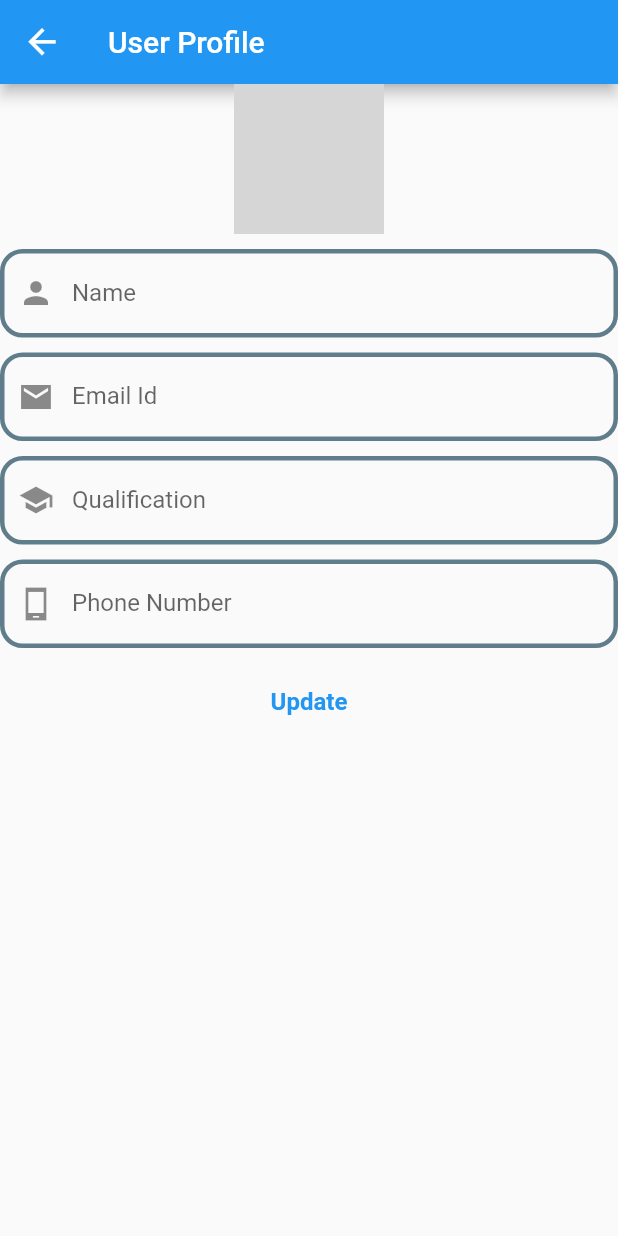
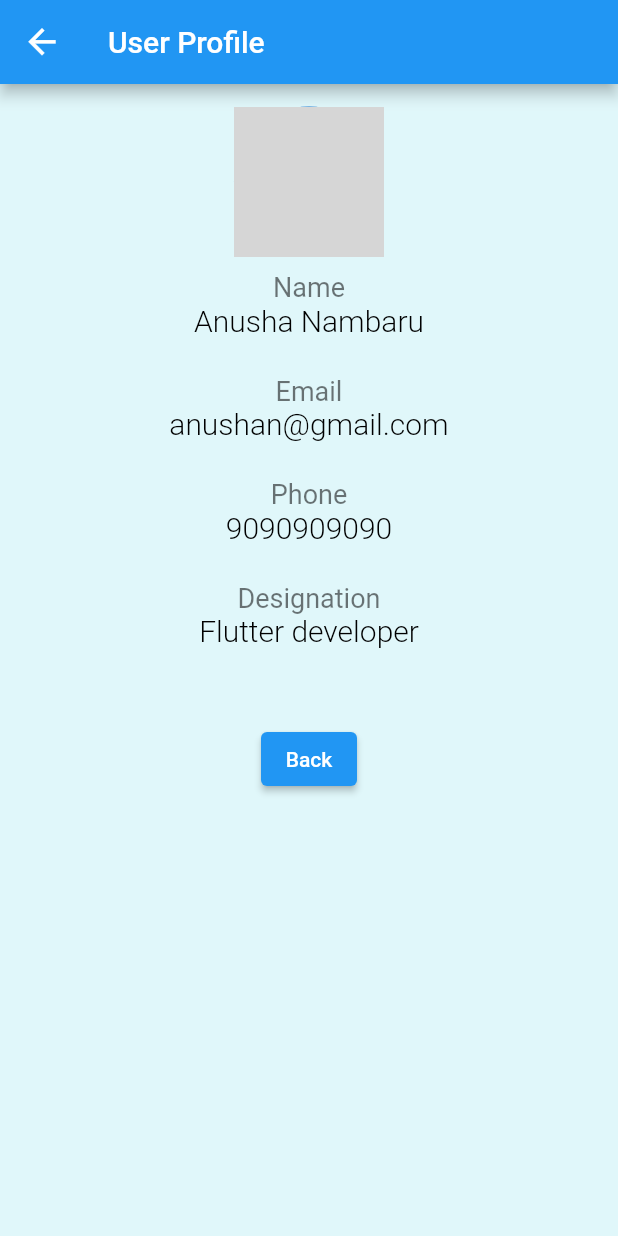
Before and after one commit to Anushanambaru/Job_finder-repo, a Flutter app: the ProfilePage screen opened directly, on a phone screen of 412 x 824 dp. Run offline on Flutter 3.47's test engine with Material 2 defaults, Android fonts, the phone set to English and light mode, and no system bars; our stand-ins replace cloud_firestore, firebase_auth, firebase_core, firebase_database, firebase_messaging, google_sign_in and 1 more; accounts and stored records are empty; network calls fail; grey boxes are pictures that could not be loaded.

Commit message:
anusha branch

```diff
--- /dev/null
+++ b/lib/helper_functions/helper_function.dart
@@ -0,0 +1,32 @@
+import 'package:flutter/material.dart';
+import 'package:shared_preferences/shared_preferences.dart';
+
+class HelperFunctions {
+//keys
+  static String userLoggedInKey = "LOGGEDINKEY";
+  static String userNameKey = "USERNAMEKEY";
+  static String userEmailKey = "USEREMAILKEY";
+
+
+// saving the data to SF
+  static Future<bool> saveUserLoggedInStatus(bool isUserLoggedIn) async {
+    SharedPreferences sf = await SharedPreferences.getInstance();
+    return await sf.setBool(userLoggedInKey, isUserLoggedIn);
+  }
+
+  static Future<bool> saveUserNameSF(String userName) async {
+    SharedPreferences sf = await SharedPreferences.getInstance();
+    return await sf.setString(userNameKey, userName);
+  }
+
+  static Future<bool> saveUserEmailSF(String userEmail) async {
+    SharedPreferences sf = await SharedPreferences.getInstance();
+    return await sf.setString(userEmailKey, userEmail);
+  }
+
+  // getting the data from SF
+  static Future<bool?> getUserLoggedInStatus() async {
+    SharedPreferences sf = await SharedPreferences.getInstance();
+    return sf.getBool(userLoggedInKey);
+  }
+}
--- a/lib/main.dart
+++ b/lib/main.dart
@@ -1,24 +1,53 @@
 import 'package:firebase_core/firebase_core.dart';
 import 'package:flutter/material.dart';
+import 'package:job_finder/screens/home/home.dart';
 import 'package:job_finder/screens/home/splash_screen.dart';
+import 'helper_functions/helper_function.dart';
 
 
 Future main() async{
   WidgetsFlutterBinding.ensureInitialized();
     var fire = await Firebase.initializeApp();
   print("Rehaman Test : $fire");
-  runApp(const JobFinder()
+  runApp( JobFinder()
   );
 }
 
 
-class JobFinder extends StatelessWidget {
+class JobFinder extends StatefulWidget {
   const JobFinder({Key? key}) : super(key: key);
+
+  @override
+  State<JobFinder> createState() => _JobFinderState();
+}
+
+class _JobFinderState extends State<JobFinder> {
+  bool _isSignedIn = false;
+
+  @override
+  void initState() {
+    super.initState();
+    getUserLoggedInStatus();
+  }
+
+  getUserLoggedInStatus() async {
+    await HelperFunctions.getUserLoggedInStatus().then((value) {
+      if (value != null) {
+        setState(() {
+          _isSignedIn = value;
+
+        }
+        );
+      }
+    }
+    );
+  }
+
   @override
   Widget build(BuildContext context) {
-    return const MaterialApp(
+    return  MaterialApp(
       debugShowCheckedModeBanner: false,
-      home: SplashPage(),
+      home: _isSignedIn ? const JobsGrid() : const SplashPage(),
     );
   }
 }
--- a/lib/screens/home/sucess.dart
+++ b/lib/screens/home/sucess.dart
@@ -1,5 +1,6 @@
 import 'package:flutter/material.dart';
 import 'package:job_finder/screens/home/home.dart';
+import 'package:job_finder/screens/home/widgets/notificationpage.dart';
 
 class SucessPage extends StatefulWidget {
 
@@ -27,7 +28,7 @@ class _SucessPageState extends State<SucessPage> {
           SizedBox(height: 32),
           ElevatedButton(
             onPressed: () {
-              Navigator.push(context, MaterialPageRoute(builder: (context)=> JobsGrid()));
+              Navigator.push(context, MaterialPageRoute(builder: (context)=> NotificationPage(buttonValue: "Applied For the Job!")));
             },
             child: Text('Back to Jobs List'),
           )
--- a/lib/screens/home/widgets/contact.dart
+++ b/lib/screens/home/widgets/contact.dart
@@ -25,7 +25,7 @@ class _ContactInfoPageState extends State<ContactInfoPage> {
                 fontSize: 18.0, color: Colors.blueGrey,
               ),
             ),
-            const Text('JOB FINDER', style: TextStyle(fontWeight: FontWeight.w900, fontSize: 20, color: Colors.blueAccent),),
+            const Text('JOB FINDER', style: TextStyle(fontWeight: FontWeight.w300, fontSize: 20, color: Colors.black),),
             SizedBox(height: 25.0),
             const Text(
               'Email',
@@ -43,7 +43,7 @@ class _ContactInfoPageState extends State<ContactInfoPage> {
                 fontSize: 18.0, color: Colors.blueGrey,
               ),
             ),
-            const Text('0401234567', style: TextStyle(fontWeight: FontWeight.w900, fontSize: 20, color: Colors.black)),
+            const Text('0401234567', style: TextStyle(fontWeight: FontWeight.w300, fontSize: 20, color: Colors.black)),
             SizedBox(height: 25.0),
 
                 const Text(
--- a/lib/screens/home/widgets/profile.dart
+++ b/lib/screens/home/widgets/profile.dart
@@ -1,23 +1,23 @@
-import 'package:cloud_firestore/cloud_firestore.dart';
+
 import 'package:firebase_auth/firebase_auth.dart';
-import 'package:firebase_core/firebase_core.dart';
 import 'package:flutter/material.dart';
-import 'package:firebase_database/firebase_database.dart';
 import 'package:job_finder/screens/home/home.dart';
 
 class ProfilePage extends StatefulWidget {
-  //final String? name;
- // final String? emails;
+ // final String? name;
+ //  final String? emails;
   final String profileImageUrl;
-  //final String qualification;
-  //final String Phone;
+ //  final String qualification;
+ //  final String phone;
+ // final String role;
 
 ProfilePage({
-  //    this.name,
-  //  this.emails,
-  //  this.qualification,
-  // this.Phone,
+  //  required this.name,
+  // required this.emails,
+  // required this.qualification,
+  // required this.phone,
   required this.profileImageUrl,
+  // required this.role,
   });
 
   @override
@@ -25,20 +25,28 @@ ProfilePage({
 }
 
 class _ProfilePageState extends State<ProfilePage> {
- final databaseRef = FirebaseDatabase.instance.ref();
- TextEditingController names = TextEditingController();
- TextEditingController email = TextEditingController();
- TextEditingController qualification = TextEditingController();
- TextEditingController Phone_Number = TextEditingController();
+  // final TextEditingController _controllerName=TextEditingController();
+  // final TextEditingController  _controllerQualification =TextEditingController();
+  // final TextEditingController _controllerRole =TextEditingController();
+  // final TextEditingController _controllerPhone=TextEditingController();
+  // final TextEditingController _controllerEmail=TextEditingController();
 
 
-   @override
+
+
+ // GlobalKey<FormState> key=GlobalKey();
+
+ //CollectionReference _reference= FirebaseFirestore.instance.collection('Profile');
+
+ String? useremail;
+ String? name;
+  @override
   void initState() {
     // TODO: implement initState
     super.initState();
     getEmail();
 
-   }
+  }
 
 
   @override
@@ -46,13 +54,14 @@ class _ProfilePageState extends State<ProfilePage> {
 
     return SafeArea(
         child: Scaffold(
+          backgroundColor: Colors.cyan[50],
           appBar: AppBar(
-            title: Text('User Profile'),
+            title: const Text('User Profile'),
             leading: IconButton(
               onPressed: () {
                 Navigator.push(
                   context,
-                  MaterialPageRoute(builder: (context) => JobsGrid()),
+                  MaterialPageRoute(builder: (context) => const JobsGrid()),
                 );
                 //action coe when button is pressed
               },
@@ -68,6 +77,7 @@ class _ProfilePageState extends State<ProfilePage> {
           mainAxisAlignment: MainAxisAlignment.start,
           crossAxisAlignment: CrossAxisAlignment.center,
           children: [
+            const SizedBox(height: 15,),
             CircleAvatar(
               backgroundImage: NetworkImage(widget.profileImageUrl),
               radius: 50,
@@ -80,74 +90,65 @@ class _ProfilePageState extends State<ProfilePage> {
             //   widget.Phone,
             //   style: TextStyle(fontSize: 16),
             // ),
-      SizedBox (height: 10),
+      const SizedBox (height: 10),
       Column(
-      crossAxisAlignment: CrossAxisAlignment.stretch,
-      children: <Widget> [
-        TextField(
-           controller: names,
-          decoration: InputDecoration(labelText: 'Name',
-              prefixIcon: Icon(Icons.person),
-              border: myInputBorder(),
-            enabledBorder: myInputBorder(),
-            focusedBorder: myFocusBorder()
+      crossAxisAlignment: CrossAxisAlignment.center,
 
-          ),
-        ),
-        SizedBox(height: 10),
+          children: <Widget> [
+            const Text(
+              'Name',
+              style: TextStyle(
+                fontWeight: FontWeight.normal,
+                fontSize: 18.0, color: Colors.black54,
+              ),
+            ),
+             const Text(
+                'Anusha Nambaru',  style: TextStyle(fontWeight: FontWeight.w300, fontSize: 20, color: Colors.black)),
+            const SizedBox(height: 25.0),
+            const Text(
+              'Email',
+              style: TextStyle(
+                fontWeight: FontWeight.normal,
+                fontSize: 18.0, color: Colors.black54,
+              ),
+            ),
+            const Text('anushan@gmail.com', style: TextStyle(fontWeight: FontWeight.w300, fontSize: 20, color: Colors.black)),
+            const SizedBox(height: 25.0),
+            const Text(
+              'Phone',
+              style: TextStyle(
+                fontWeight: FontWeight.normal,
+                fontSize: 18.0, color: Colors.black54,
+              ),
+            ),
+            const Text('9090909090', style: TextStyle(fontWeight: FontWeight.w300, fontSize: 20, color: Colors.black)),
+            const SizedBox(height: 25.0),
 
-        TextField(
-          controller: email,
-          decoration: InputDecoration(labelText: 'Email Id',
-            prefixIcon: Icon(Icons.email_sharp),
-            border: myInputBorder(),
-            enabledBorder: myInputBorder(),
-            focusedBorder: myFocusBorder(),
-          ),
-        ),
-        SizedBox(height: 10),
+            const Text(
+              'Designation',
+              style: TextStyle(
+                fontWeight: FontWeight.normal,
+                fontSize: 18.0, color: Colors.black54,
+              ),
+            ),
+            const Text('Flutter developer', style: TextStyle(fontWeight: FontWeight.w300, fontSize: 20, color: Colors.black)),
 
-        TextField(
-          controller: qualification,
-          decoration: InputDecoration(labelText: 'Qualification',
-            prefixIcon: Icon(Icons.school_sharp),
-            border: myInputBorder(),
-            enabledBorder: myInputBorder(),
-            focusedBorder: myFocusBorder(),
-          ),
-        ),
-        const SizedBox(height: 10),
+            const SizedBox(height: 50.0),
+            ElevatedButton(
+              onPressed: () {
+                Navigator.pushReplacement(
+                    context, MaterialPageRoute(builder: (context) => const JobsGrid()));
+              },
+              child: const Text('Back'),
 
-        TextField(
-          controller: Phone_Number,
-          decoration: InputDecoration(labelText: 'Phone Number',
-            prefixIcon: Icon(Icons.phone_android_sharp),
-            border: myInputBorder(),
-            enabledBorder: myInputBorder(),
-            focusedBorder: myFocusBorder(),
-          ),
-        ),
-        const SizedBox(height: 12.0),
+            ),
+          ],
 
-        TextButton(
-          onPressed: () async {
-            final commentsUpdateData = createCommentsRecordData(
-             comment1: _ProfilePageState.textController.text,
-            );
-            await buttonCommentsRecord.reference.update(commentsUpdateData);
-            context.pop();
-            },
-
-          child: const Text('Update', style:
-          TextStyle(fontSize: 16, fontWeight: FontWeight.w600),
-          ),
-        ),
-          ],
-        ),
-      ],
-    ),
-      )
-      ),
+    )
+          ]
+          )
+    )
+    )
         ),
     );
   }
@@ -155,28 +156,7 @@ class _ProfilePageState extends State<ProfilePage> {
   getEmail()async{
     var myemail = await  FirebaseAuth.instance.currentUser!.email;
 
-    email.text = myemail!;
-
     print('Test : $myemail');
   }
 
-  OutlineInputBorder myInputBorder(){
-    return const OutlineInputBorder(
-        borderRadius:BorderRadius.all(Radius.circular(15)),
-    borderSide: BorderSide(
-      color: Colors.blueGrey,
-      width: 3,
-    ),
-    );
-  }
-
-  OutlineInputBorder myFocusBorder() {
-    return const OutlineInputBorder(
-        borderRadius: BorderRadius.all(Radius.circular(5)),
-        borderSide: BorderSide(
-          color: Colors.blue,
-          width: 3,
-        ));
-  }
-
 }
--- a/lib/screens/home/widgets/sample.dart
+++ b/lib/screens/home/widgets/sample.dart
@@ -25,7 +25,7 @@ class _SamplePageState extends State<SamplePage> {
           actions: [IconButton(
             onPressed: () {
               Navigator.push(
-                context, MaterialPageRoute(builder: (context) => Dashboard()),);
+                context, MaterialPageRoute(builder: (context) => NotificationPage(buttonValue: '',)),);
               //action coe when button is pressed
             },
             icon: const Icon(Icons.notifications_active_outlined, size: 27,),
--- a/pubspec.yaml
+++ b/pubspec.yaml
@@ -129,6 +129,12 @@ dependencies:
   firebase_auth: ^4.3.0
   cloud_firestore: ^4.4.5
   firebase_database: ^10.0.16
+  google_sign_in: ^6.1.0
+  firebase_messaging: ^14.4.0
+  shared_preferences: ^2.0.20
+
+
+
 
 dev_dependencies:
   flutter_test:
```
Also changed, not shown: lib/screens/home/home.dart (+36 -13 lines), lib/screens/home/welcome.dart (+19 -1 lines), lib/screens/home/widgets/apply.dart (+20 -2 lines), lib/screens/home/widgets/google_sigin_button.dart (added, +60 -0 lines), lib/screens/home/widgets/notificationpage.dart (+28 -6 lines), lib/service/auth_service.dart (added, +109 -0 lines), lib/service/database_service.dart (added, +28 -0 lines), assests/images/google.png (added), pubspec.lock, 1 other file.
